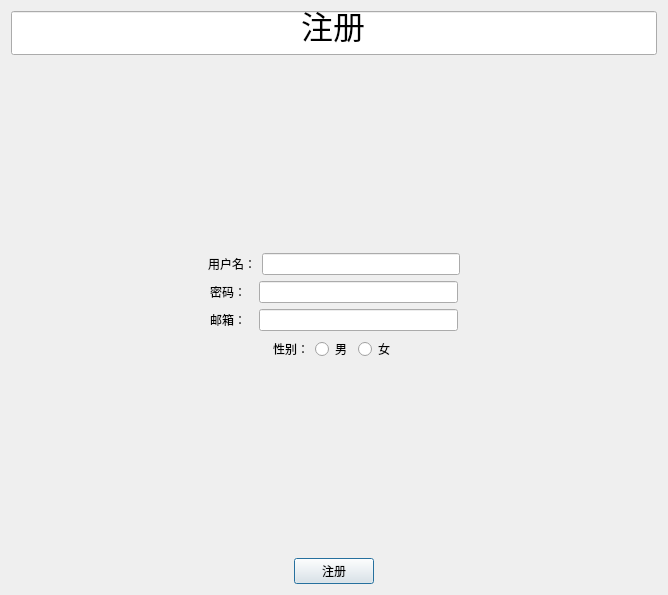
Old version of the form register.ui in the repository LGH2713/Library_management_system.
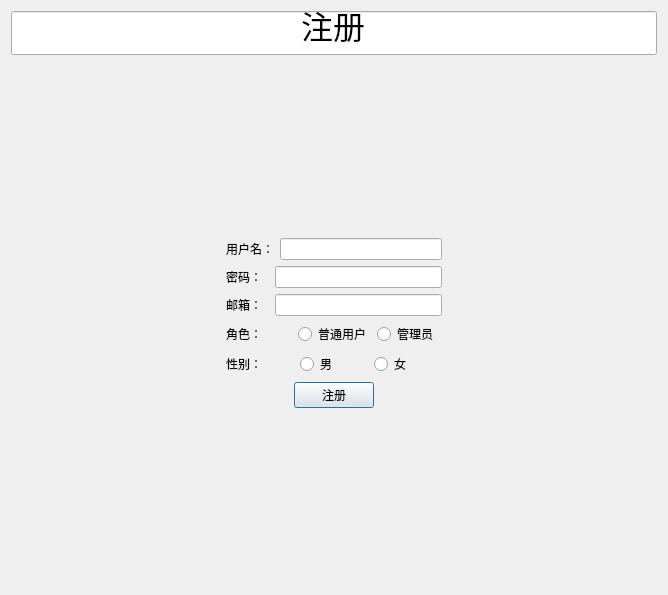
New version of the form.

Commit message: refactor: 修改注册页使用的布局（改为使用网格布局）

```diff
--- a/register.ui
+++ b/register.ui
@@ -13,96 +13,24 @@
   <property name="windowTitle">
    <string>Dialog</string>
   </property>
+  <layout class="QGridLayout" name="gridLayout_2">
+   <item row="1" column="0">
+    <spacer name="verticalSpacer">
+     <property name="orientation">
+      <enum>Qt::Vertical</enum>
+     </property>
+     <property name="sizeHint" stdset="0">
+      <size>
+       <width>20</width>
+       <height>40</height>
+      </size>
+     </property>
+    </spacer>
+   </item>
+   <item row="2" column="0">
   <layout class="QGridLayout" name="gridLayout">
-   <item row="0" column="0">
-    <layout class="QVBoxLayout" name="verticalLayout_2">
-     <item>
-      <layout class="QVBoxLayout" name="verticalLayout_5">
-       <item>
-        <widget class="QLineEdit" name="registerTitle">
-         <property name="font">
-          <font>
-           <pointsize>24</pointsize>
-          </font>
-         </property>
-         <property name="text">
-          <string>注册</string>
-         </property>
-         <property name="alignment">
-          <set>Qt::AlignCenter</set>
-         </property>
-        </widget>
-       </item>
-       <item>
-        <layout class="QVBoxLayout" name="verticalLayout">
-         <item>
-          <spacer name="verticalSpacer_2">
-           <property name="orientation">
-            <enum>Qt::Vertical</enum>
-           </property>
-           <property name="sizeHint" stdset="0">
-            <size>
-             <width>20</width>
-             <height>40</height>
-            </size>
-           </property>
-          </spacer>
-         </item>
-         <item>
-          <layout class="QHBoxLayout" name="horizontalLayout">
-           <item>
-            <spacer name="horizontalSpacer_3">
-             <property name="orientation">
-              <enum>Qt::Horizontal</enum>
-             </property>
-             <property name="sizeHint" stdset="0">
-              <size>
-               <width>40</width>
-               <height>20</height>
-              </size>
-             </property>
-            </spacer>
-           </item>
-           <item>
-            <widget class="QLabel" name="label">
-             <property name="text">
-              <string>用户名：</string>
-             </property>
-            </widget>
-           </item>
-           <item>
-            <widget class="QLineEdit" name="username"/>
-           </item>
-           <item>
-            <spacer name="horizontalSpacer_4">
-             <property name="orientation">
-              <enum>Qt::Horizontal</enum>
-             </property>
-             <property name="sizeHint" stdset="0">
-              <size>
-               <width>40</width>
-               <height>20</height>
-              </size>
-             </property>
-            </spacer>
-           </item>
-          </layout>
-         </item>
-         <item>
+     <item row="1" column="1">
           <layout class="QHBoxLayout" name="horizontalLayout_2">
-           <item>
-            <spacer name="horizontalSpacer_5">
-             <property name="orientation">
-              <enum>Qt::Horizontal</enum>
-             </property>
-             <property name="sizeHint" stdset="0">
-              <size>
-               <width>40</width>
-               <height>20</height>
-              </size>
-             </property>
-            </spacer>
-           </item>
            <item>
             <widget class="QLabel" name="label_2">
              <property name="text">
@@ -113,76 +41,35 @@
            <item>
             <widget class="QLineEdit" name="password"/>
            </item>
-           <item>
-            <spacer name="horizontalSpacer_6">
-             <property name="orientation">
-              <enum>Qt::Horizontal</enum>
-             </property>
-             <property name="sizeHint" stdset="0">
-              <size>
-               <width>40</width>
-               <height>20</height>
-              </size>
-             </property>
-            </spacer>
-           </item>
-          </layout>
-         </item>
+      </layout>
+     </item>
+     <item row="3" column="1">
+      <layout class="QHBoxLayout" name="horizontalLayout_6">
          <item>
-          <layout class="QHBoxLayout" name="horizontalLayout_3">
-           <item>
-            <spacer name="horizontalSpacer_7">
-             <property name="orientation">
-              <enum>Qt::Horizontal</enum>
-             </property>
-             <property name="sizeHint" stdset="0">
-              <size>
-               <width>40</width>
-               <height>20</height>
-              </size>
-             </property>
-            </spacer>
+        <widget class="QLabel" name="label_5">
+         <property name="text">
+          <string>角色：</string>
+         </property>
+        </widget>
            </item>
            <item>
-            <widget class="QLabel" name="label_3">
+        <widget class="QRadioButton" name="userRadio">
              <property name="text">
-              <string>邮箱：  </string>
+          <string>普通用户</string>
              </property>
             </widget>
            </item>
            <item>
-            <widget class="QLineEdit" name="mail"/>
-           </item>
-           <item>
-            <spacer name="horizontalSpacer_8">
-             <property name="orientation">
-              <enum>Qt::Horizontal</enum>
-             </property>
-             <property name="sizeHint" stdset="0">
-              <size>
-               <width>40</width>
-               <height>20</height>
-              </size>
-             </property>
-            </spacer>
+        <widget class="QRadioButton" name="librarianRadio">
+         <property name="text">
+          <string>管理员</string>
+         </property>
+        </widget>
            </item>
           </layout>
          </item>
-         <item>
+     <item row="4" column="1">
           <layout class="QHBoxLayout" name="horizontalLayout_4">
-           <item>
-            <spacer name="horizontalSpacer_9">
-             <property name="orientation">
-              <enum>Qt::Horizontal</enum>
-             </property>
-             <property name="sizeHint" stdset="0">
-              <size>
-               <width>40</width>
-               <height>20</height>
-              </size>
-             </property>
-            </spacer>
-           </item>
            <item>
             <widget class="QLabel" name="label_4">
              <property name="text">
@@ -204,35 +91,37 @@
              </property>
             </widget>
            </item>
+      </layout>
+     </item>
+     <item row="2" column="1">
+      <layout class="QHBoxLayout" name="horizontalLayout_3">
            <item>
-            <spacer name="horizontalSpacer_10">
-             <property name="orientation">
-              <enum>Qt::Horizontal</enum>
-             </property>
-             <property name="sizeHint" stdset="0">
-              <size>
-               <width>40</width>
-               <height>20</height>
-              </size>
-             </property>
-            </spacer>
-           </item>
-          </layout>
-         </item>
+        <widget class="QLabel" name="label_3">
+         <property name="text">
+          <string>邮箱：  </string>
+         </property>
+        </widget>
+       </item>
+       <item>
+        <widget class="QLineEdit" name="mail"/>
+       </item>
+      </layout>
+     </item>
+     <item row="0" column="1">
+      <layout class="QHBoxLayout" name="horizontalLayout">
          <item>
-          <spacer name="verticalSpacer">
-           <property name="orientation">
-            <enum>Qt::Vertical</enum>
-           </property>
-           <property name="sizeHint" stdset="0">
-            <size>
-             <width>20</width>
-             <height>40</height>
-            </size>
-           </property>
-          </spacer>
+        <widget class="QLabel" name="label">
+         <property name="text">
+          <string>用户名：</string>
+         </property>
+        </widget>
          </item>
          <item>
+        <widget class="QLineEdit" name="username"/>
+       </item>
+      </layout>
+     </item>
+     <item row="5" column="1">
           <layout class="QHBoxLayout" name="horizontalLayout_5">
            <item>
             <spacer name="horizontalSpacer_2">
@@ -269,12 +158,62 @@
            </item>
           </layout>
          </item>
-        </layout>
-       </item>
-      </layout>
+     <item row="2" column="0">
+      <spacer name="horizontalSpacer_3">
+       <property name="orientation">
+        <enum>Qt::Horizontal</enum>
+       </property>
+       <property name="sizeHint" stdset="0">
+        <size>
+         <width>40</width>
+         <height>20</height>
+        </size>
+       </property>
+      </spacer>
+     </item>
+     <item row="2" column="2">
+      <spacer name="horizontalSpacer_5">
+       <property name="orientation">
+        <enum>Qt::Horizontal</enum>
+       </property>
+       <property name="sizeHint" stdset="0">
+        <size>
+         <width>40</width>
+         <height>20</height>
+        </size>
+       </property>
+      </spacer>
      </item>
     </layout>
    </item>
+   <item row="0" column="0">
+    <widget class="QLineEdit" name="registerTitle">
+     <property name="font">
+      <font>
+       <pointsize>24</pointsize>
+      </font>
+     </property>
+     <property name="text">
+      <string>注册</string>
+     </property>
+     <property name="alignment">
+      <set>Qt::AlignCenter</set>
+     </property>
+    </widget>
+   </item>
+   <item row="3" column="0">
+    <spacer name="verticalSpacer_2">
+     <property name="orientation">
+      <enum>Qt::Vertical</enum>
+     </property>
+     <property name="sizeHint" stdset="0">
+      <size>
+       <width>20</width>
+       <height>40</height>
+      </size>
+     </property>
+    </spacer>
+   </item>
   </layout>
  </widget>
  <resources/>
```
Lines whose indentation alone changed are shown as unchanged. The commit also changes 1 other file.
